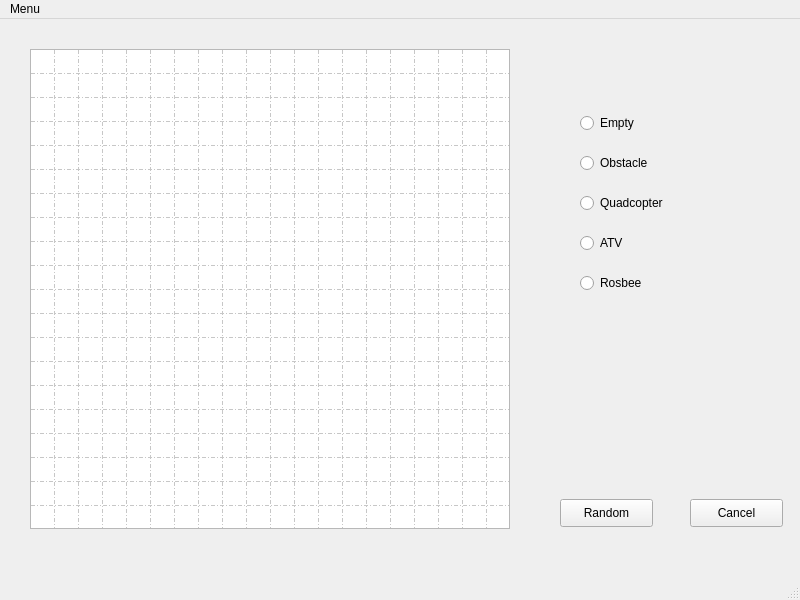
Qt form Jos_Roijakkers/MapGrid/mapwindow.ui (madmilla/THO78-Roborescue) before a commit.
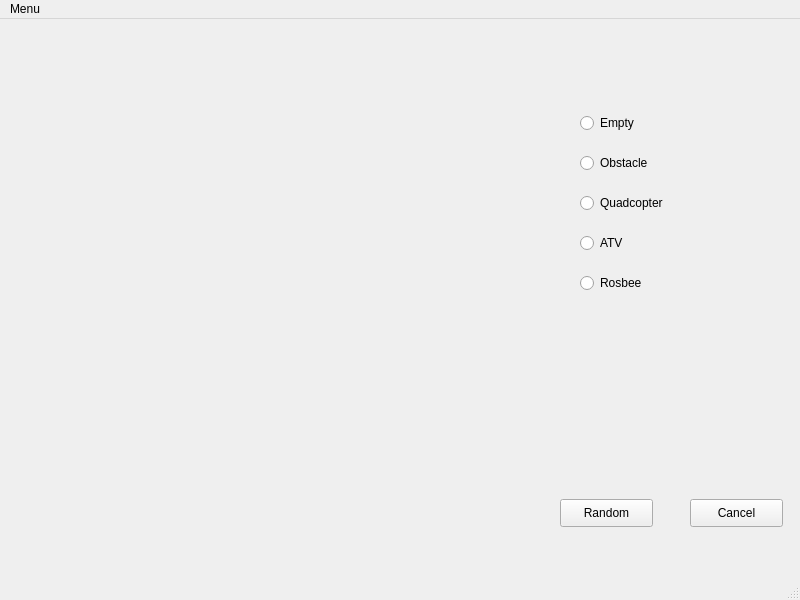
The same form after that commit.

The edit to the form file:
```diff
--- a/Jos_Roijakkers/MapGrid/mapwindow.ui
+++ b/Jos_Roijakkers/MapGrid/mapwindow.ui
@@ -14,107 +14,6 @@
    <string>MapWindow</string>
   </property>
   <widget class="QWidget" name="centralwidget">
-   <widget class="QTableWidget" name="tableWidget">
-    <property name="geometry">
-     <rect>
-      <x>30</x>
-      <y>30</y>
-      <width>480</width>
-      <height>480</height>
-     </rect>
-    </property>
-    <property name="sizePolicy">
-     <sizepolicy hsizetype="Fixed" vsizetype="Fixed">
-      <horstretch>0</horstretch>
-      <verstretch>0</verstretch>
-     </sizepolicy>
-    </property>
-    <property name="verticalScrollBarPolicy">
-     <enum>Qt::ScrollBarAlwaysOff</enum>
-    </property>
-    <property name="horizontalScrollBarPolicy">
-     <enum>Qt::ScrollBarAlwaysOff</enum>
-    </property>
-    <property name="autoScroll">
-     <bool>false</bool>
-    </property>
-    <property name="editTriggers">
-     <set>QAbstractItemView::NoEditTriggers</set>
-    </property>
-    <property name="selectionMode">
-     <enum>QAbstractItemView::SingleSelection</enum>
-    </property>
-    <property name="gridStyle">
-     <enum>Qt::DashDotLine</enum>
-    </property>
-    <property name="rowCount">
-     <number>20</number>
-    </property>
-    <property name="columnCount">
-     <number>20</number>
-    </property>
-    <attribute name="horizontalHeaderVisible">
-     <bool>false</bool>
-    </attribute>
-    <attribute name="horizontalHeaderCascadingSectionResizes">
-     <bool>false</bool>
-    </attribute>
-    <attribute name="horizontalHeaderDefaultSectionSize">
-     <number>24</number>
-    </attribute>
-    <attribute name="horizontalHeaderMinimumSectionSize">
-     <number>24</number>
-    </attribute>
-    <attribute name="verticalHeaderVisible">
-     <bool>false</bool>
-    </attribute>
-    <attribute name="verticalHeaderDefaultSectionSize">
-     <number>24</number>
-    </attribute>
-    <attribute name="verticalHeaderMinimumSectionSize">
-     <number>24</number>
-    </attribute>
-    <row/>
-    <row/>
-    <row/>
-    <row/>
-    <row/>
-    <row/>
-    <row/>
-    <row/>
-    <row/>
-    <row/>
-    <row/>
-    <row/>
-    <row/>
-    <row/>
-    <row/>
-    <row/>
-    <row/>
-    <row/>
-    <row/>
-    <row/>
-    <column/>
-    <column/>
-    <column/>
-    <column/>
-    <column/>
-    <column/>
-    <column/>
-    <column/>
-    <column/>
-    <column/>
-    <column/>
-    <column/>
-    <column/>
-    <column/>
-    <column/>
-    <column/>
-    <column/>
-    <column/>
-    <column/>
-    <column/>
-   </widget>
    <widget class="QPushButton" name="cancelButton">
     <property name="geometry">
      <rect>
@@ -141,7 +40,7 @@
      <string>Random</string>
     </property>
    </widget>
-   <widget class="QWidget" name="">
+   <widget class="QWidget" name="layoutWidget">
     <property name="geometry">
      <rect>
       <x>580</x>
```
